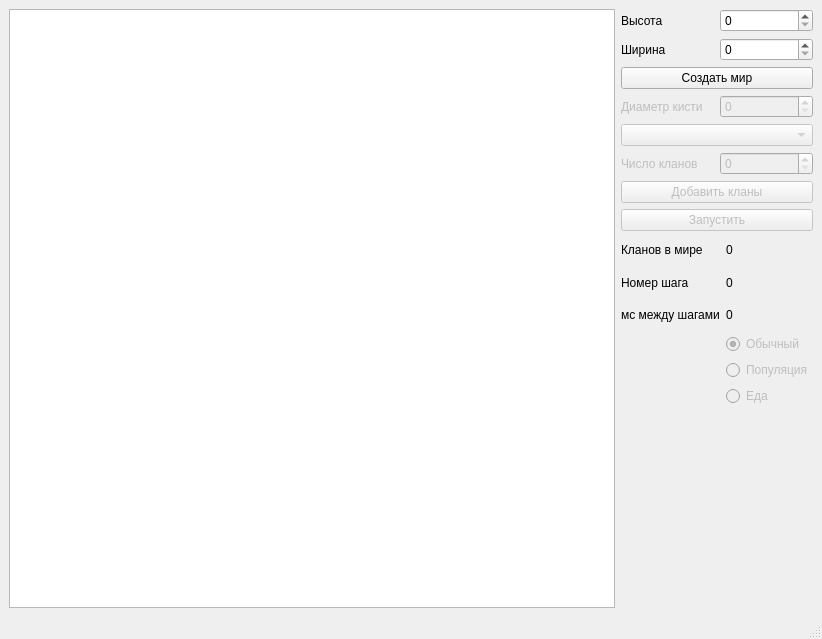
Above: mainwindow.ui from VladislavWaza/DigitalEvolution before the change. Below: the same form after it.
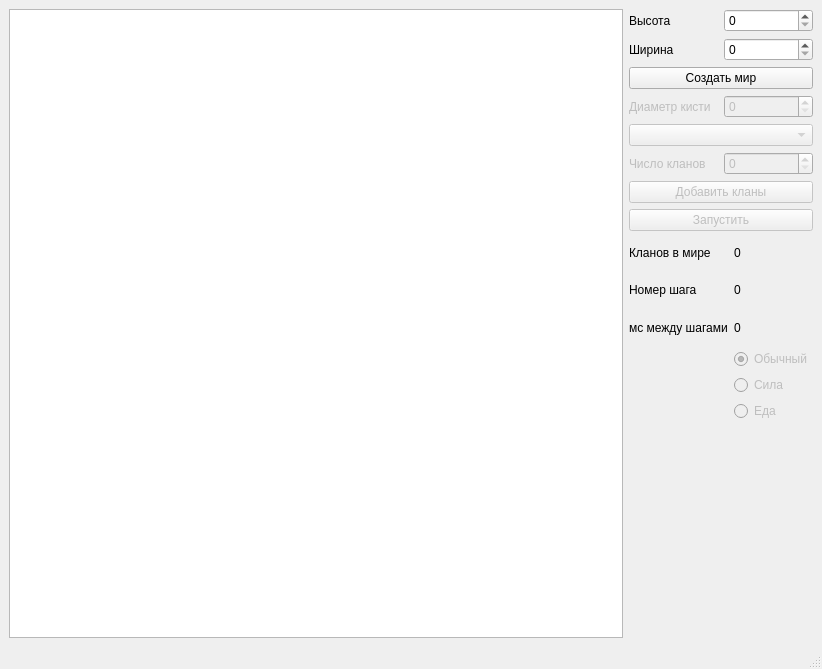
That is the form after the change.

```diff
--- a/mainwindow.ui
+++ b/mainwindow.ui
@@ -7,7 +7,7 @@
     <x>0</x>
     <y>0</y>
     <width>822</width>
-    <height>639</height>
+    <height>669</height>
    </rect>
   </property>
   <property name="windowTitle">
@@ -158,7 +158,7 @@
            <bool>false</bool>
           </property>
           <property name="text">
-           <string>Популяция</string>
+           <string>Сила</string>
           </property>
          </widget>
         </item>
@@ -207,8 +207,8 @@
           </property>
          </widget>
         </item>
-        <item row="1" column="0">
-         <widget class="QLabel" name="food">
+        <item row="2" column="0">
+         <widget class="QLabel" name="strength">
           <property name="text">
            <string/>
           </property>
```
Left out of the diff: 9 changed lines with no effect on the pictures.
